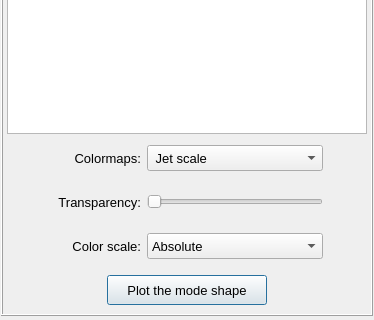
Qt form vibra/interface/data/ui_files/plots/acoustic/acoustic_mode_shape.ui (MOPT-UFSC/VIBRA) before a commit; both pictures show x 0 to 374 and y 179 to 499 of the 374 by 499 pixel window.
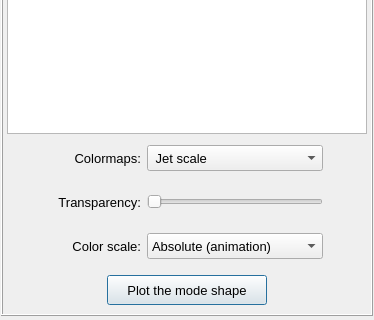
The same form after that commit.

Patch:
```diff
--- a/vibra/interface/data/ui_files/plots/acoustic/acoustic_mode_shape.ui
+++ b/vibra/interface/data/ui_files/plots/acoustic/acoustic_mode_shape.ui
@@ -835,7 +835,7 @@
            </property>
            <item>
             <property name="text">
-             <string>Absolute</string>
+             <string>Absolute (animation)</string>
             </property>
            </item>
            <item>
```
Left out of the diff: 22 changed lines with no effect on the pictures.
